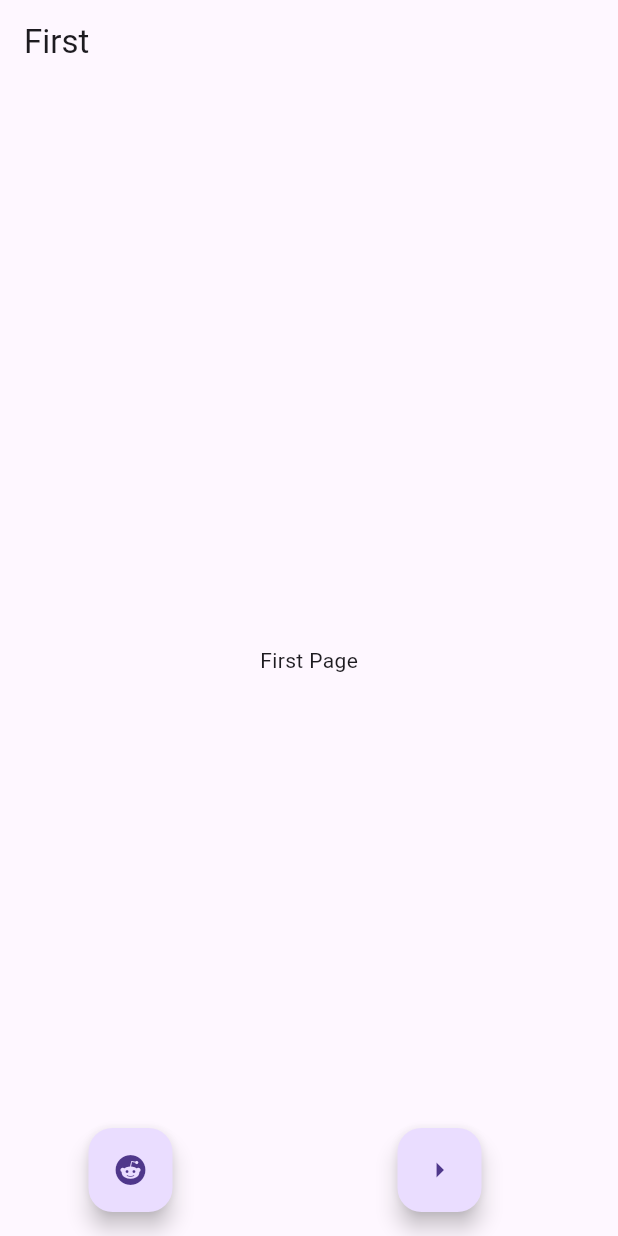
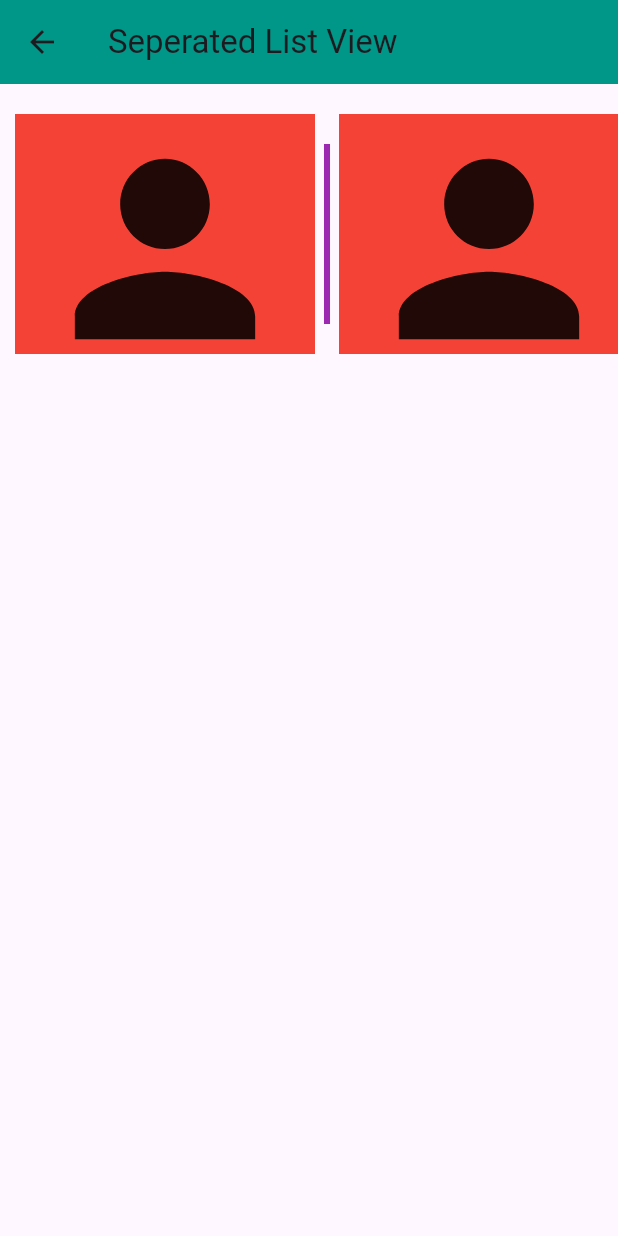
Before and after one commit to DipakShrestha-ADS/bca_4th_flutter_2079, a Flutter app: the screen it shows after launch, on a phone screen of 412 x 824 dp. Run offline on Flutter 3.47's test engine with Material 3 defaults, Android fonts, the phone set to English and light mode, and no system bars.

Commit message:
list view

```diff
--- /dev/null
+++ b/lib/listViewExample/seperated_list_view.dart
@@ -0,0 +1,45 @@
+import 'package:flutter/material.dart';
+
+class SeperatedListView extends StatelessWidget {
+  const SeperatedListView({super.key});
+
+  @override
+  Widget build(BuildContext context) {
+    return Scaffold(
+      appBar: AppBar(
+        backgroundColor: Colors.teal,
+        title: Text("Seperated List View"),
+      ),
+      body: SizedBox(
+        height: 200,
+        child: ListView.separated(
+          itemCount: 24,
+          scrollDirection: Axis.horizontal,
+          padding: const EdgeInsets.symmetric(
+            vertical: 20,
+            horizontal: 10,
+          ),
+          itemBuilder: (ctx, index) {
+            return Container(
+              height: 200,
+              width: 200,
+              color: Colors.red,
+              child: Icon(
+                Icons.person,
+                size: 180,
+              ),
+            );
+          },
+          separatorBuilder: (ctx, index) {
+            return VerticalDivider(
+              color: Colors.purple,
+              thickness: 4,
+              endIndent: 20,
+              indent: 20,
+            );
+          },
+        ),
+      ),
+    );
+  }
+}
--- a/lib/main.dart
+++ b/lib/main.dart
@@ -1,5 +1,8 @@
 import 'package:bca_4th_flutter_2079/dashboard.dart';
 import 'package:bca_4th_flutter_2079/first.dart';
+import 'package:bca_4th_flutter_2079/listViewExample/builder_list_view.dart';
+import 'package:bca_4th_flutter_2079/listViewExample/normal_list_view.dart';
+import 'package:bca_4th_flutter_2079/listViewExample/seperated_list_view.dart';
 import 'package:bca_4th_flutter_2079/second.dart';
 import 'package:bca_4th_flutter_2079/stack_page.dart';
 import 'package:flutter/material.dart';
@@ -26,8 +29,17 @@ class Home extends StatelessWidget {
         "/stack": (ctx) {
           return StackPage();
         },
+        "/normal-lv": (ctx) {
+          return NormalListView();
+        },
+        "/builder-lv": (ctx) {
+          return BuilderListView();
+        },
+        "/seperated-lv": (ctx) {
+          return SeperatedListView();
+        },
       },
-      initialRoute: "/",
+      initialRoute: "/seperated-lv",
     );
   }
 }
```
Also changed, not shown: lib/listViewExample/builder_list_view.dart (added, +31 -0 lines), lib/listViewExample/normal_list_view.dart (added, +39 -0 lines).
